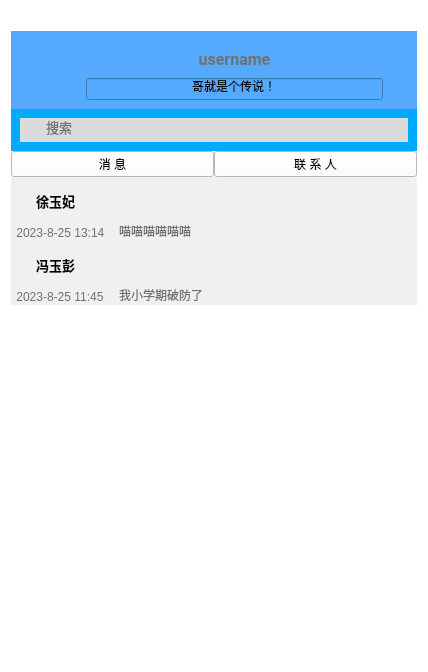
First picture: the form in Client/listwindow.ui, repository BIT-Linpop-DevTeam/LinpopClientDemo, before the edit.
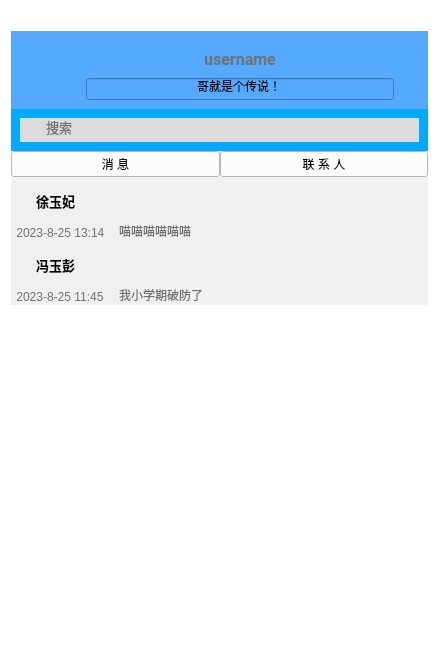
Second picture: the form after the edit. Icons and pictures are not drawn.

```diff
--- a/Client/listwindow.ui
+++ b/Client/listwindow.ui
@@ -6,10 +6,16 @@
    <rect>
     <x>0</x>
     <y>0</y>
-    <width>428</width>
-    <height>672</height>
+    <width>439</width>
+    <height>666</height>
    </rect>
   </property>
+  <property name="minimumSize">
+   <size>
+    <width>325</width>
+    <height>0</height>
+   </size>
+  </property>
   <property name="windowTitle">
    <string>ListWidget</string>
   </property>
@@ -420,8 +426,8 @@
              <rect>
               <x>0</x>
               <y>0</y>
-              <width>408</width>
-              <height>453</height>
+              <width>419</width>
+              <height>447</height>
              </rect>
             </property>
             <property name="sizePolicy">
```
Left out of the diff: 4 changed lines with no effect on the pictures.
